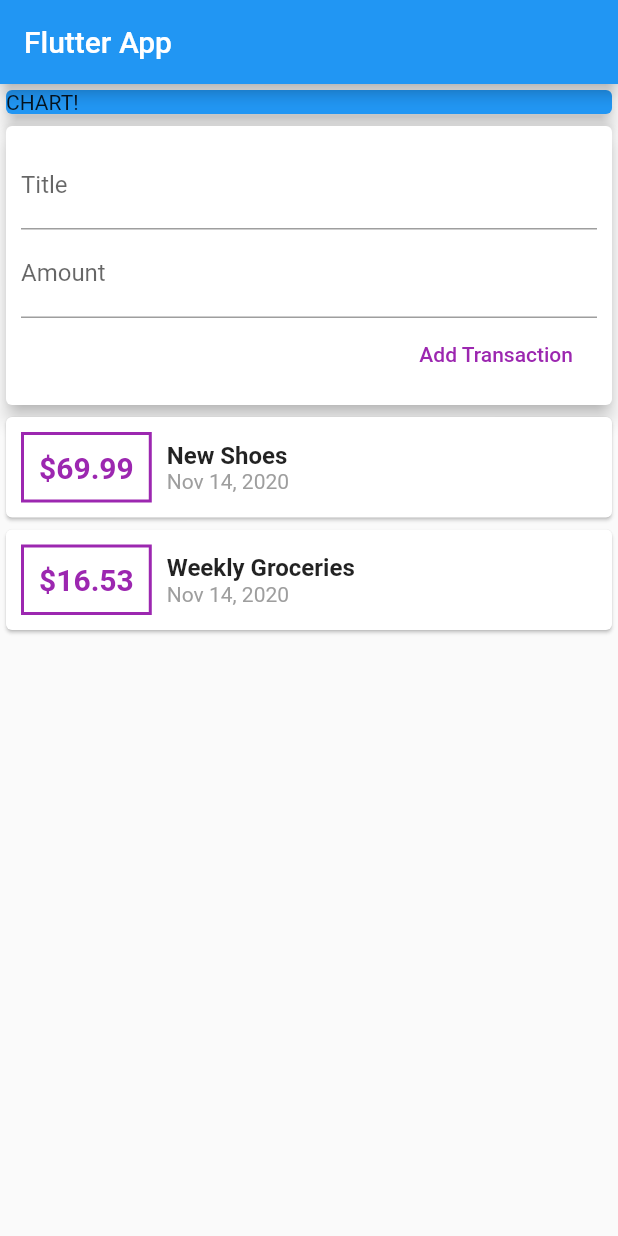
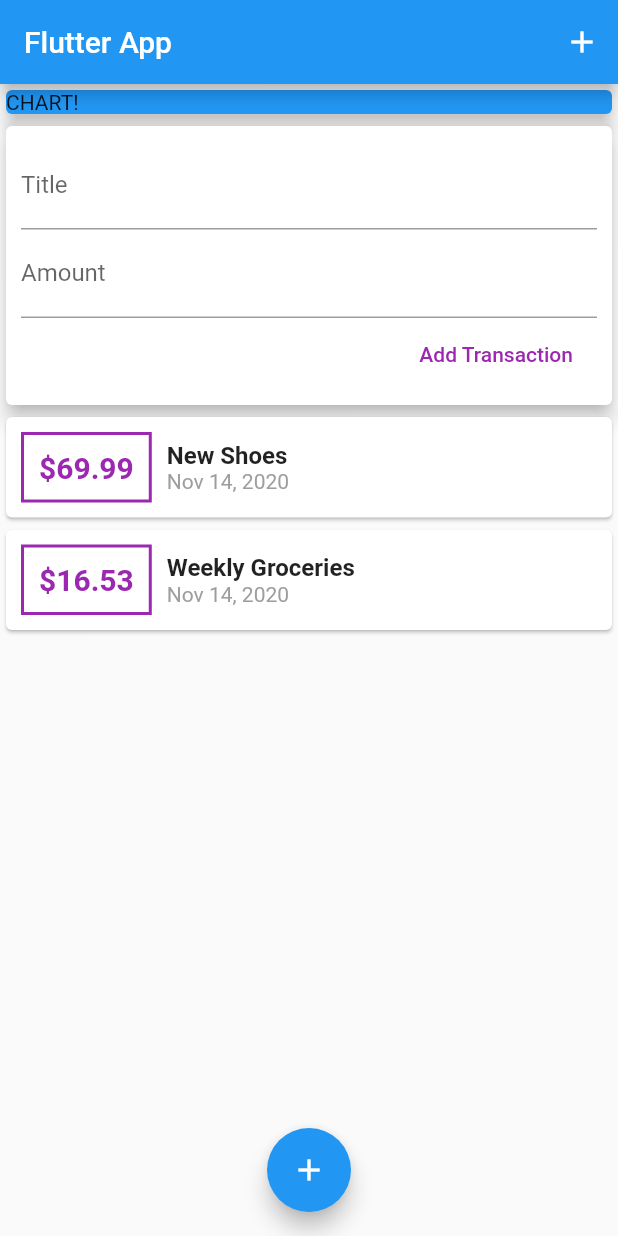
Before and after one commit to sahil1sk/Flutter-Expense-Calculator, a Flutter app: the screen it shows after launch, on a phone screen of 412 x 824 dp. Run offline on Flutter 3.47's test engine with Material 2 defaults, Android fonts, the phone set to English and light mode, and no system bars.

Commit message:
AppBar Button

```diff
--- a/lib/main.dart
+++ b/lib/main.dart
@@ -21,6 +21,12 @@ class MyHomePage extends StatelessWidget {
     return Scaffold(
       appBar: AppBar(
         title: Text('Flutter App'),
+        actions: <Widget>[
+          IconButton(
+            icon: Icon(Icons.add),
+            onPressed: () {}
+          )
+        ],
       ),
       body: SingleChildScrollView(
         child: Column(
@@ -37,6 +43,11 @@ class MyHomePage extends StatelessWidget {
           ],
         ),
       ),
+      floatingActionButtonLocation: FloatingActionButtonLocation.centerFloat,
+      floatingActionButton: FloatingActionButton(
+        child: Icon(Icons.add),
+        onPressed: (){}
+      ),
     );
   }
 }
```
